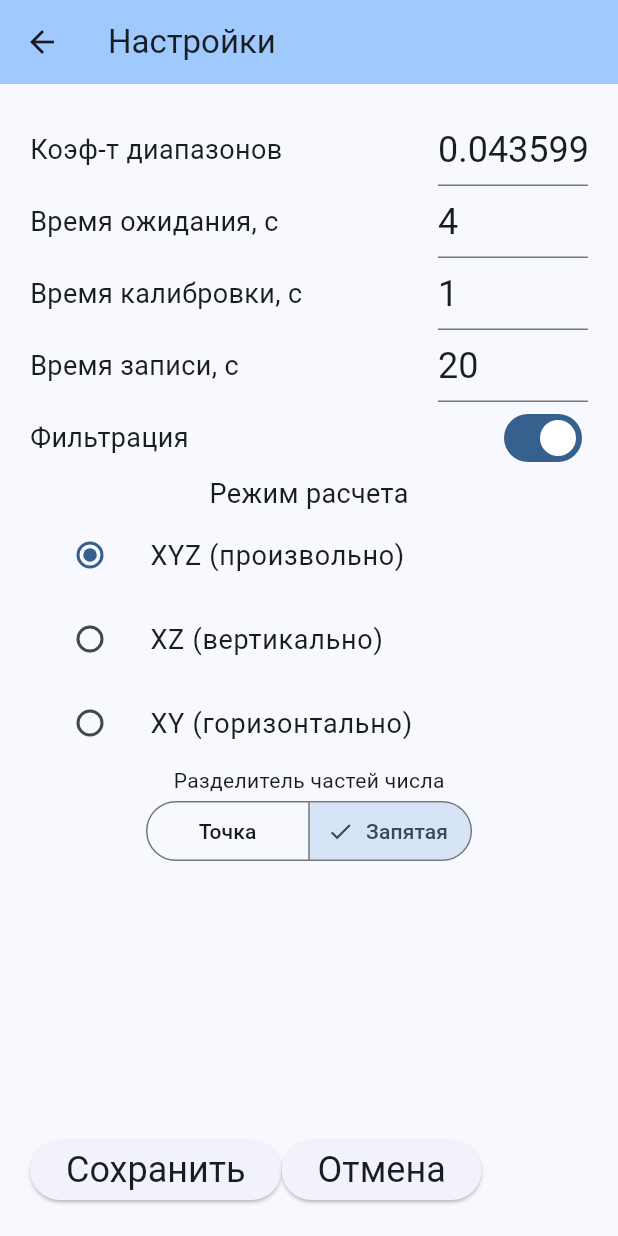
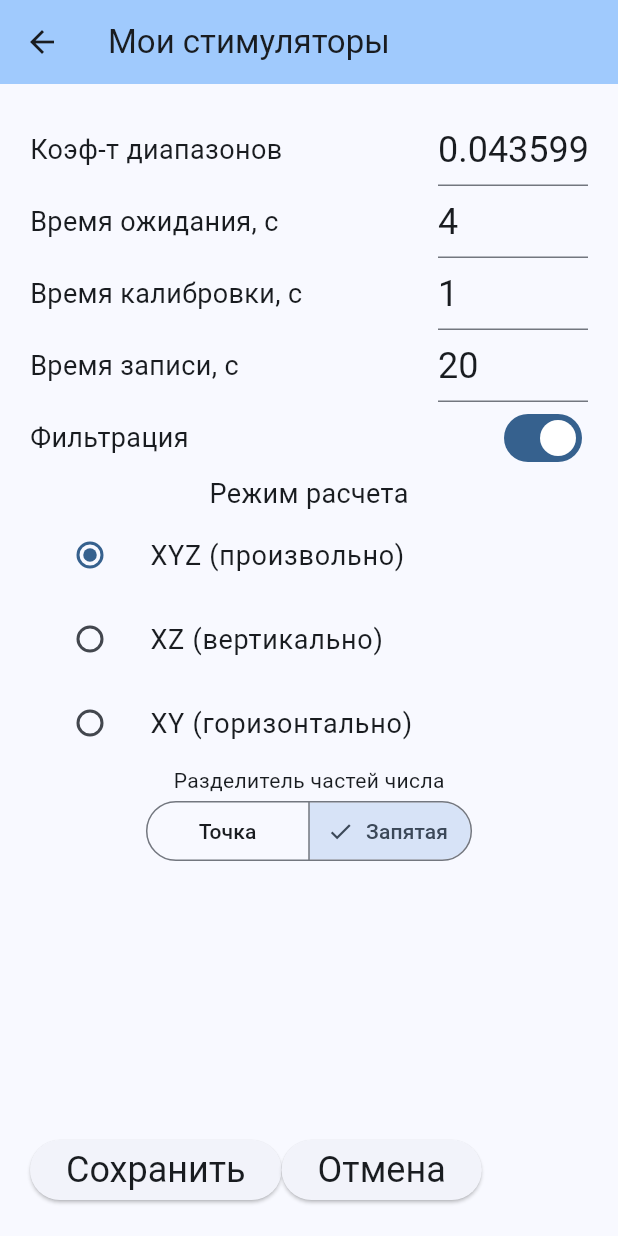
Before and after one commit to grigp/accel_kfr, a Flutter app: the screen it shows after launch, after a tap on the "settings" icon, on a phone screen of 412 x 824 dp. Run offline on Flutter 3.47's test engine with Material 3 defaults, Android fonts, the light colour scheme and no system bars; our stand-ins replace assets_audio_player, flutter_bloc, flutter_secure_storage, get_it, sensors_plus, share_plus; missing offline and left inert: number_text_input_formatter.

Commit message:
Применение настроек сразу после сохранения

```diff
--- a/lib/features/record_screen/view/record_screen.dart
+++ b/lib/features/record_screen/view/record_screen.dart
@@ -7,6 +7,7 @@ import 'package:flutter_bloc/flutter_bloc.dart';
 import 'package:process_control/features/record_screen/bloc/recording_bloc.dart';
 import 'package:process_control/features/record_screen/painters/any_picture_painter.dart';
 import 'package:process_control/features/record_screen/painters/oscilloscope.dart';
+import 'package:process_control/features/settings_screen/view/settings_screen.dart';
 import 'package:process_control/repositories/database/abstract_database_repository.dart';
 import 'package:process_control/repositories/source/abstract_source_repository.dart';
 import 'package:process_control/repositories/process_params.dart';
@@ -318,7 +319,15 @@ class _RecordScreenState extends State<RecordScreen> {
           if (!_isRecording)
             FloatingActionButton(
               onPressed: () {
-                Navigator.of(context).pushNamed('/settings');
+//                Navigator.of(context).pushNamed('/settings');
+                MaterialPageRoute route = MaterialPageRoute(
+                  builder: (context) => SettingsScreen(
+                    title: 'Мои стимуляторы',
+                    onAccept: _onSettingsAccept,
+                  ),
+                  settings: const RouteSettings(name: '/select'),
+                );
+                Navigator.of(context).push(route);
               },
               heroTag: 'Settings',
               tooltip: 'Настройки',
@@ -349,4 +358,8 @@ class _RecordScreenState extends State<RecordScreen> {
       ),
     );
   }
+
+  void _onSettingsAccept()  {
+    getSettings();
+  }
 }
--- a/lib/features/settings_screen/view/settings_screen.dart
+++ b/lib/features/settings_screen/view/settings_screen.dart
@@ -6,9 +6,14 @@ import 'package:process_control/calculators/kfr_calculator.dart';
 import '../../../calculators/calculate_defines.dart';
 
 class SettingsScreen extends StatefulWidget {
-  const SettingsScreen({super.key, required this.title});
+  const SettingsScreen({
+    super.key,
+    required this.title,
+    required this.onAccept
+  });
 
   final String title;
+  final Function onAccept;
 
   @override
   State<StatefulWidget> createState() => _SettingsScreenState();
@@ -80,7 +85,7 @@ class _SettingsScreenState extends State<SettingsScreen> {
     });
   }
 
-  void saveValues() async {
+  Future saveValues() async {
     const storage = FlutterSecureStorage();
     var s = _diapsKoef.toString();
     await storage.write(key: 'diaps_koef', value: s);
@@ -393,8 +398,9 @@ class _SettingsScreenState extends State<SettingsScreen> {
               Row(
                 children: [
                   ElevatedButton(
-                    onPressed: () {
-                      saveValues();
+                    onPressed: () async {
+                      await saveValues();
+                      await widget.onAccept();
                       Navigator.of(context).popUntil(ModalRoute.withName('/'));
                     },
                     child: Text('Сохранить',
--- a/lib/router/routes.dart
+++ b/lib/router/routes.dart
@@ -6,5 +6,5 @@ import 'package:process_control/features/settings_screen/view/settings_screen.da
 final routes = {
   '/' : (context) => const RecordScreen(title: 'Оценка функции равновесия'),
   '/result' : (context) => const ResultScreen(title: 'Результаты'),
-  '/settings' : (context) => const SettingsScreen(title: 'Настройки'),
+//  '/settings' : (context) => const SettingsScreen(title: 'Настройки'),
 };
```
